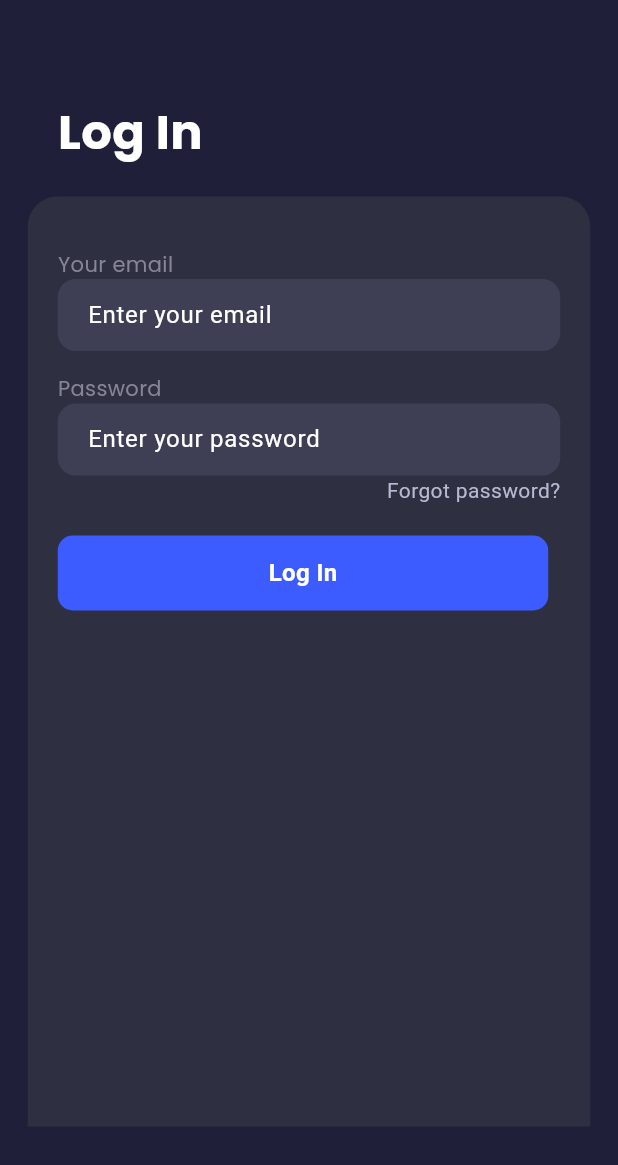
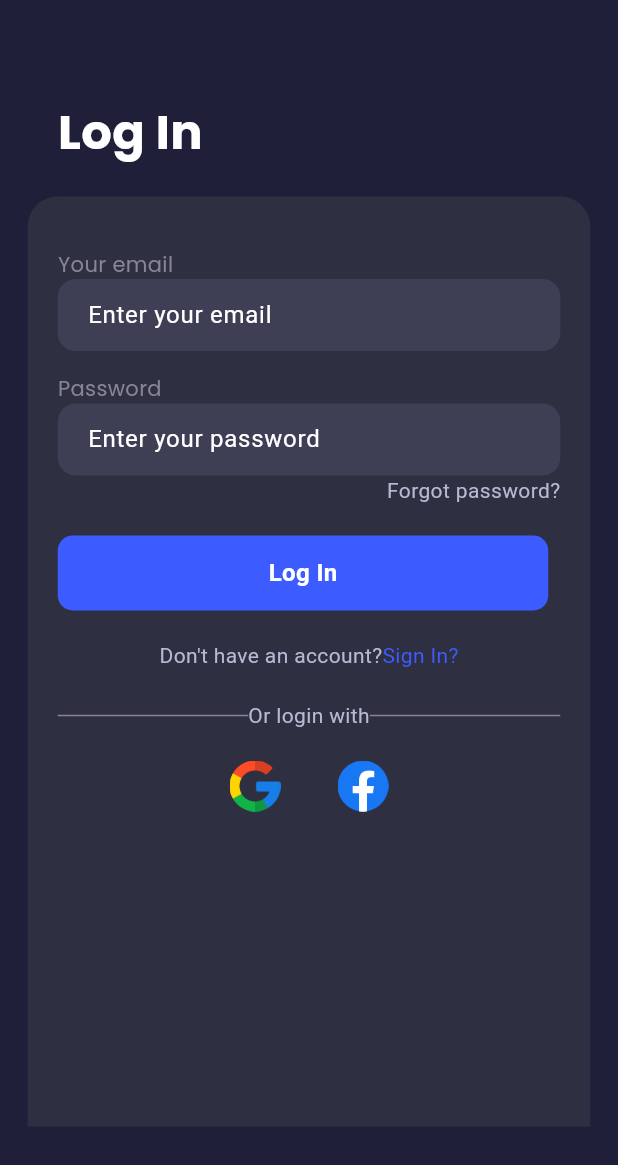
Before and after one commit to Nilav2608/study_app, a Flutter app: the screen it shows after launch, after a tap on "Skip", after a tap on "Log in", on a phone screen of 412 x 824 dp. Shown: the top 1165 px of the screen. Run offline on Flutter 3.47's test engine with Material 2 defaults, Android fonts, the phone set to English and light mode, and no system bars; our stand-ins replace google_fonts, google_nav_bar, lottie, percent_indicator, smooth_page_indicator.

Commit message:
login page

```diff
--- a/lib/intor_screen/LS/login_page.dart
+++ b/lib/intor_screen/LS/login_page.dart
@@ -53,11 +53,11 @@ class _LoginPageState extends State<LoginPage> {
                           "Your email",
                           style: GoogleFonts.poppins(
                               fontSize: 14,
-                              color: Color.fromARGB(255, 133, 133, 151)),
+                              color: const Color.fromARGB(255, 133, 133, 151)),
                         ),
                         Container(
                           decoration: BoxDecoration(
-                              color: Color.fromARGB(255, 62, 62, 85),
+                              color: const Color.fromARGB(255, 62, 62, 85),
                               borderRadius: BorderRadius.circular(12)),
                           child: const Padding(
                             padding: EdgeInsets.only(left: 20.0),
@@ -79,11 +79,11 @@ class _LoginPageState extends State<LoginPage> {
                           "Password",
                           style: GoogleFonts.poppins(
                               fontSize: 14,
-                              color: Color.fromARGB(255, 133, 133, 151)),
+                              color: const Color.fromARGB(255, 133, 133, 151)),
                         ),
                         Container(
                           decoration: BoxDecoration(
-                              color: Color.fromARGB(255, 62, 62, 85),
+                              color: const Color.fromARGB(255, 62, 62, 85),
                               borderRadius: BorderRadius.circular(12)),
                           child: const Padding(
                             padding: EdgeInsets.only(left: 20.0),
@@ -100,10 +100,10 @@ class _LoginPageState extends State<LoginPage> {
                         Row(
                           mainAxisAlignment: MainAxisAlignment.end,
                           children: const [
-                            Text(
-                              "Forgot password?",
-                              style: TextStyle( color: Color.fromARGB(255, 184, 184, 210),
-                            ))
+                            Text("Forgot password?",
+                                style: TextStyle(
+                                  color: Color.fromARGB(255, 184, 184, 210),
+                                ))
                           ],
                         ),
                         const SizedBox(
@@ -113,7 +113,7 @@ class _LoginPageState extends State<LoginPage> {
                           width: 327,
                           height: 50,
                           decoration: BoxDecoration(
-                              color: Color.fromARGB(255, 61, 92, 255),
+                              color: const Color.fromARGB(255, 61, 92, 255),
                               borderRadius: BorderRadius.circular(10)),
                           child: const Center(
                             child: Text(
@@ -125,6 +125,69 @@ class _LoginPageState extends State<LoginPage> {
                             ),
                           ),
                         ),
+                        const SizedBox(
+                          height: 20,
+                        ),
+                        Row(
+                          mainAxisAlignment: MainAxisAlignment.center,
+                          children: const [
+                            Text("Don't have an account?",
+                                style: TextStyle(
+                                  color: Color.fromARGB(255, 184, 184, 210),
+                                )),
+                            Text("Sign In?",
+                                style: TextStyle(
+                                  color: Color.fromARGB(255, 61, 92, 255),
+                                ))
+                          ],
+                        ),
+                        const SizedBox(
+                          height: 20,
+                        ),
+                        Row(
+                          mainAxisAlignment: MainAxisAlignment.spaceBetween,
+                          children: const [
+                            Expanded(
+                              child: Divider(
+                                color: const Color.fromARGB(255, 133, 133, 151),
+                                thickness: 1.0,
+                              ),
+                            ),
+                            Text("Or login with",
+                                style: TextStyle(
+                                  color: Color.fromARGB(255, 184, 184, 210),
+                                )),
+                            Expanded(
+                              child: Divider(
+                                color: const Color.fromARGB(255, 133, 133, 151),
+                                thickness: 1.0,
+                              ),
+                            ),
+                          ],
+                        ),
+                        const SizedBox(
+                          height: 20,
+                        ),
+                        Row(
+                          mainAxisAlignment: MainAxisAlignment.center,
+                          children: [
+                            GestureDetector(
+                              child: Image.asset(
+                                "assets/google.png",
+                                width: 34,
+                                height: 34,
+                              ),
+                            ),
+                            const SizedBox(width: 38,),
+                            GestureDetector(
+                              child: Image.asset(
+                                "assets/fb.png",
+                                width: 34,
+                                height: 34,
+                              ),
+                            )
+                          ],
+                        )
                       ],
                     ),
                   ),
```
Also changed, not shown: assets/fb.png (added), assets/google.png.
